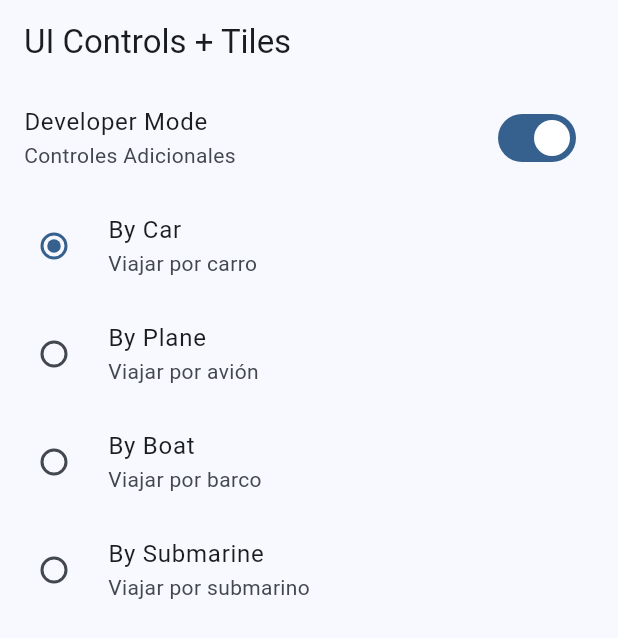
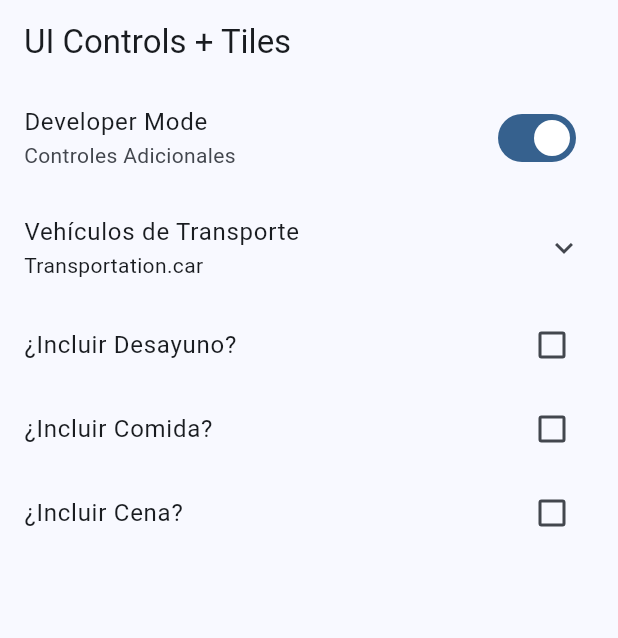
Before and after one commit to XamalionDev71/e301_moviles, a Flutter app: the ControlsUiScreen screen opened by its route, on a phone screen of 412 x 824 dp. Shown: the top 638 px of the screen. Run offline on Flutter 3.47's test engine with Material 3 defaults, Android fonts, the phone set to English and light mode, and no system bars; our stand-ins replace go_router.

Commit message:
commit4 11Abr2025

```diff
--- a/lib/presentation/screens/controls_ui/controls_ui_screen.dart
+++ b/lib/presentation/screens/controls_ui/controls_ui_screen.dart
@@ -27,6 +27,10 @@ class _UiControlsViewState extends State<_UiControlsView> {
   bool isDeveloper = true;
   Transportation selectedTransportation = Transportation.car;
 
+  bool wantsBreakfast = false;
+  bool wantsLunch = false;
+  bool wantsDinner = false;
+
   @override
   Widget build(BuildContext context) {
     return ListView(
@@ -41,6 +45,10 @@ class _UiControlsViewState extends State<_UiControlsView> {
             });
           },
         ),
+        ExpansionTile(
+          title: Text('Vehículos de Transporte'),
+          subtitle: Text('$selectedTransportation'),
+          children: [
             RadioListTile(
               title: Text('By Car'),
               subtitle: Text('Viajar por carro'),
@@ -86,6 +94,29 @@ class _UiControlsViewState extends State<_UiControlsView> {
               },
             ),
           ],
+        ),
+        CheckboxListTile(
+          title: Text('¿Incluir Desayuno?'),
+          value: wantsBreakfast,
+          onChanged: (value) => setState(() {
+            wantsBreakfast = !wantsBreakfast;
+          }),
+        ),
+        CheckboxListTile(
+          title: Text('¿Incluir Comida?'),
+          value: wantsLunch,
+          onChanged: (value) => setState(() {
+            wantsLunch = !wantsLunch;
+          }),
+        ),
+        CheckboxListTile(
+          title: Text('¿Incluir Cena?'),
+          value: wantsDinner,
+          onChanged: (value) => setState(() {
+            wantsDinner = !wantsDinner;
+          }),
+        ),
+      ],
     );
   }
 }
```
Lines whose indentation alone changed are shown as unchanged.
